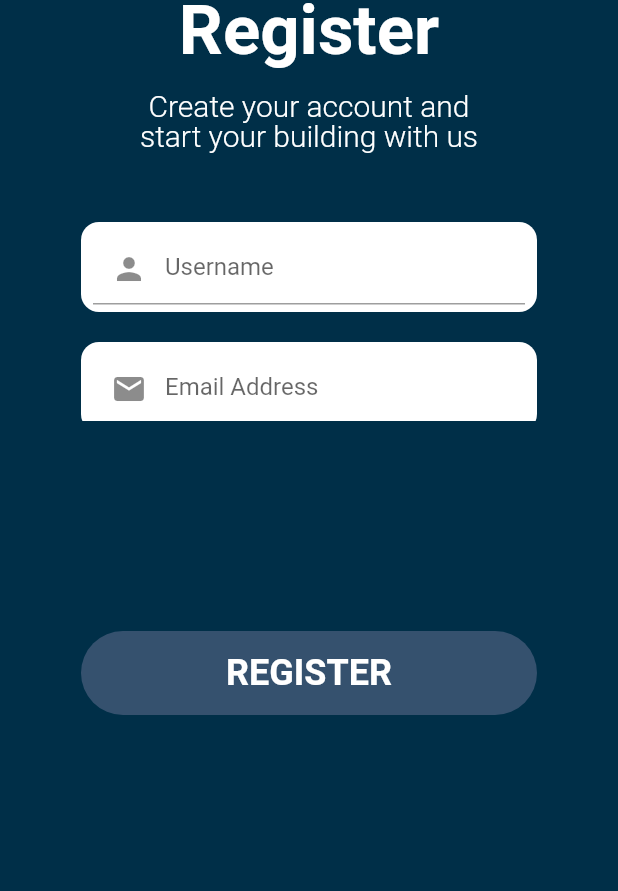
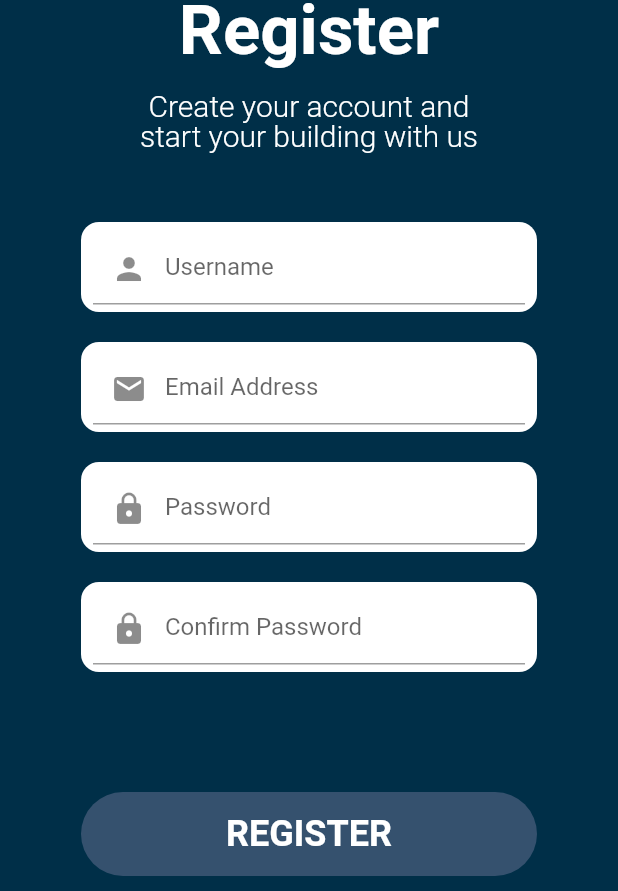
Before and after one commit to LeoCandraGW/Capstone-kuliku, a Flutter app: the RegisterPage screen opened by its route, on a phone screen of 412 x 824 dp, the part 345-1236 px from its top. Run offline on Flutter 3.47's test engine with Material 2 defaults, Android fonts, the phone set to English and light mode, and no system bars; Roboto replaces fonts that are missing (DM Sans, League Spartan).

Commit message:
registerloginoverflowdone

```diff
--- a/lib/presentation/pages/login_page.dart
+++ b/lib/presentation/pages/login_page.dart
@@ -8,14 +8,15 @@ class LoginPage extends StatelessWidget {
   @override
   Widget build(BuildContext context) {
     return Scaffold(
-      resizeToAvoidBottomInset: false,
+      resizeToAvoidBottomInset: true,
       backgroundColor: const Color(0xff002F48),
-      body: Column(
+      body: SingleChildScrollView(
+        physics: const BouncingScrollPhysics(),
+        child: Column(
           children: [
             SizedBox(
               width: 420,
               height: 218,
-            child: Expanded(
               child: Stack(children: <Widget>[
                 Positioned(
                     top: 0,
@@ -41,7 +42,6 @@ class LoginPage extends StatelessWidget {
                               186, 220, 255, 0.15000000596046448),
                         ))),
               ]),
-            ),
             ),
             Column(
               children: [
@@ -96,11 +96,12 @@ class LoginPage extends StatelessWidget {
                         ),
                         color: Colors.white),
                     child: const Padding(
-                    padding:
-                        EdgeInsets.only(left: 8.0, top: 8, right: 8, bottom: 5),
+                      padding: EdgeInsets.only(
+                          left: 8.0, top: 8, right: 8, bottom: 5),
                       child: TextField(
                         decoration: InputDecoration(
-                          hintText: 'Username', prefixIcon: Icon(Icons.person)),
+                            hintText: 'Username',
+                            prefixIcon: Icon(Icons.person)),
                       ),
                     ),
                   ),
@@ -123,8 +124,8 @@ class LoginPage extends StatelessWidget {
                         ),
                         color: Colors.white),
                     child: const Padding(
-                    padding:
-                        EdgeInsets.only(left: 8.0, top: 8, right: 8, bottom: 5),
+                      padding: EdgeInsets.only(
+                          left: 8.0, top: 8, right: 8, bottom: 5),
                       child: TextField(
                         decoration: InputDecoration(
                             hintText: 'Password', prefixIcon: Icon(Icons.lock)),
@@ -176,6 +177,7 @@ class LoginPage extends StatelessWidget {
             ),
           ],
         ),
+      ),
     );
   }
 }
--- a/lib/presentation/pages/register_page.dart
+++ b/lib/presentation/pages/register_page.dart
@@ -1,22 +1,18 @@
 import 'package:capstone_kuliku/presentation/pages/login_page.dart';
 import 'package:flutter/material.dart';
 
-class RegisterPage extends StatefulWidget {
+class RegisterPage extends StatelessWidget {
   static const routeName = '/registerpage';
   const RegisterPage({super.key});
 
   @override
-  State<RegisterPage> createState() => _RegisterPageState();
-}
-
-class _RegisterPageState extends State<RegisterPage> {
-  @override
   Widget build(BuildContext context) {
-    return Flexible(
-      child: Scaffold(
-        resizeToAvoidBottomInset: false,
+    return Scaffold(
+      resizeToAvoidBottomInset: true,
       backgroundColor: const Color(0xff002F48),
-        body: Column(
+      body: SingleChildScrollView(
+        physics: const BouncingScrollPhysics(),
+        child: Column(
           children: [
             Padding(
               padding: const EdgeInsets.only(top: 30.0),
@@ -24,14 +20,12 @@ class _RegisterPageState extends State<RegisterPage> {
                 child: SizedBox(
                   width: 200,
                   height: 200,
-                  child: Stack(children: <Widget>[
-                    Expanded(child: Image.asset('image/logo.png'))
-                  ]),
+                  child:
+                      Stack(children: <Widget>[Image.asset('image/logo.png')]),
                 ),
               ),
             ),
-            const Flexible(
-              child: Text(
+            const Text(
               'Register',
               textAlign: TextAlign.center,
               style: TextStyle(
@@ -41,9 +35,7 @@ class _RegisterPageState extends State<RegisterPage> {
                   fontWeight: FontWeight.bold,
                   height: 1),
             ),
-            ),
-            const Flexible(
-              child: Padding(
+            const Padding(
               padding: EdgeInsets.all(16.0),
               child: SizedBox(
                 width: 240,
@@ -60,14 +52,6 @@ class _RegisterPageState extends State<RegisterPage> {
                 ),
               ),
             ),
-            ),
-            Flexible(
-              child: SingleChildScrollView(
-                scrollDirection: Axis.vertical,
-                keyboardDismissBehavior:
-                    ScrollViewKeyboardDismissBehavior.onDrag,
-                child: Column(
-                  children: [
             Padding(
               padding: const EdgeInsets.only(top: 0.0),
               child: Stack(
@@ -144,8 +128,7 @@ class _RegisterPageState extends State<RegisterPage> {
                           left: 8.0, top: 8, right: 8, bottom: 5),
                       child: TextField(
                         decoration: InputDecoration(
-                                    hintText: 'Password',
-                                    prefixIcon: Icon(Icons.lock)),
+                            hintText: 'Password', prefixIcon: Icon(Icons.lock)),
                       ),
                     ),
                   ),
@@ -174,13 +157,6 @@ class _RegisterPageState extends State<RegisterPage> {
                         decoration: InputDecoration(
                             hintText: 'Confirm Password',
                             prefixIcon: Icon(Icons.lock)),
-                              ),
-                            ),
-                          ),
-                        ],
-                      ),
-                    ),
-                  ],
                       ),
                     ),
                   ),
@@ -214,6 +190,9 @@ class _RegisterPageState extends State<RegisterPage> {
                 ],
               ),
             ),
+          ],
+        ),
+      ),
     );
   }
 }
```
Lines whose indentation alone changed are shown as unchanged.
